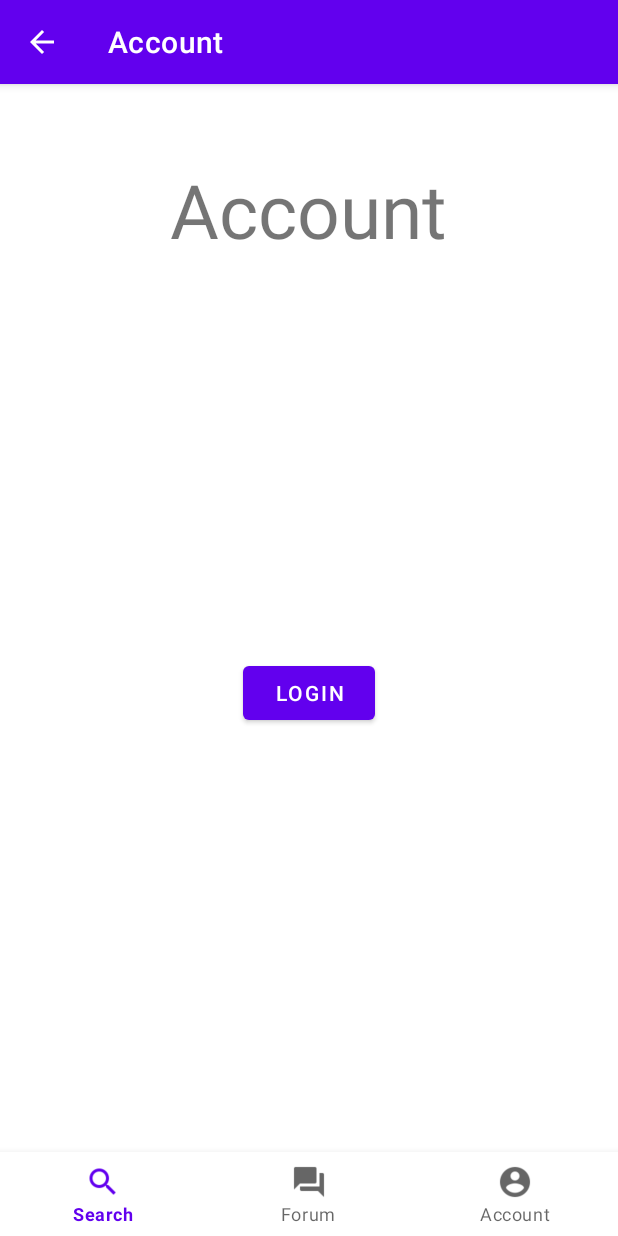
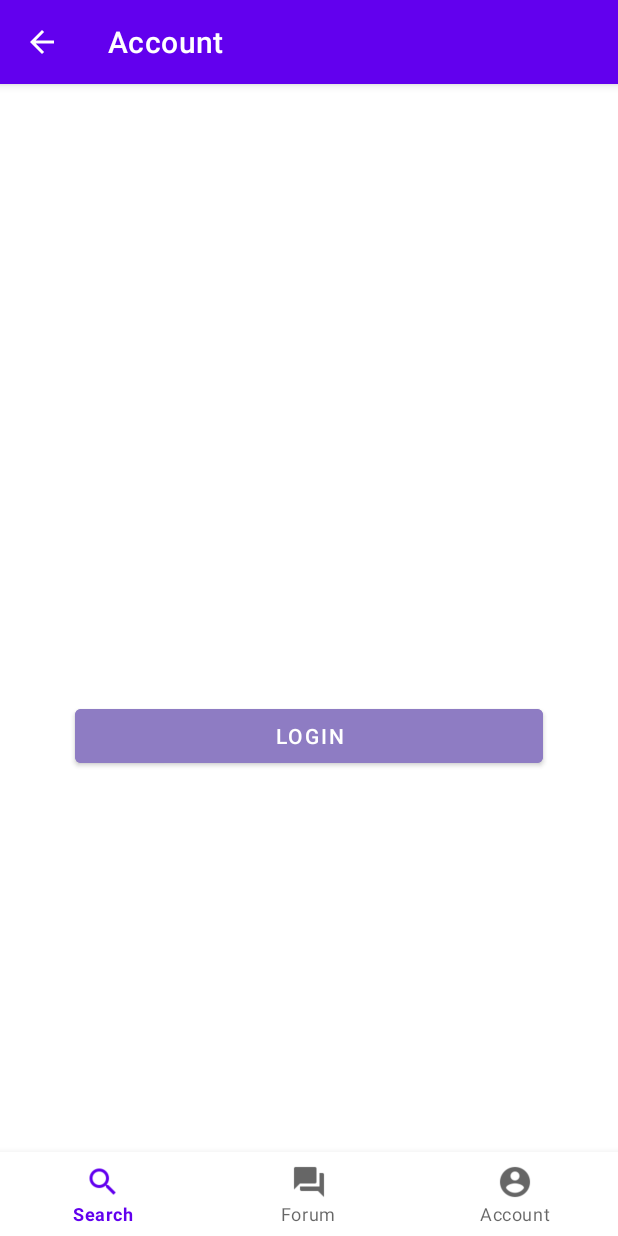
Before and after one commit to Juked16/cz2006-MedKit, an Android app: the AccountUI screen opened directly, with no data from a screen before it, on a phone screen of 412 x 824 dp. Run offline under Robolectric (Android 15) with nearby library versions, the phone set to English and light mode, and no system bars; libraries missing offline, so code that uses them is left out: javax.activation, javax.mail, javax.mail.internet.

Commit message:
Account & Login UI changes

```diff
--- a/Medkit2006/app/src/main/java/com/example/medkit2006/MainActivity.java
+++ b/Medkit2006/app/src/main/java/com/example/medkit2006/MainActivity.java
@@ -20,6 +20,7 @@ import com.example.medkit2006.boundary.AccountUI;
 import com.example.medkit2006.boundary.BookmarkUI;
 import com.example.medkit2006.boundary.ChatUsersUI;
 import com.example.medkit2006.boundary.ForumUI;
+import com.example.medkit2006.boundary.LoginUI;
 import com.example.medkit2006.boundary.SearchUI;
 import com.example.medkit2006.control.AccountMgr;
 import com.example.medkit2006.control.BookmarkMgr;
@@ -62,7 +63,7 @@ public class MainActivity extends AppCompatActivity {
                         startActivity(i);
                         break;
                     case R.id.nav_account:
-                        i = new Intent(getApplicationContext(), AccountUI.class);
+                        i = new Intent(getApplicationContext(), MainActivity.accountMgr.isLoggedIn()? AccountUI.class: LoginUI.class);
                         startActivity(i);
                         break;
                 }
--- a/Medkit2006/app/src/main/java/com/example/medkit2006/boundary/AccountSettingsUI.java
+++ b/Medkit2006/app/src/main/java/com/example/medkit2006/boundary/AccountSettingsUI.java
@@ -35,7 +35,7 @@ public class AccountSettingsUI extends AppCompatActivity {
     @Override
     protected void onCreate(@Nullable Bundle savedInstanceState) {
         super.onCreate(savedInstanceState);
-        setContentView(R.layout.accountsettings);
+        setContentView(R.layout.activity_accountsettings);
     }
 
     @Override
--- a/Medkit2006/app/src/main/java/com/example/medkit2006/boundary/AccountUI.java
+++ b/Medkit2006/app/src/main/java/com/example/medkit2006/boundary/AccountUI.java
@@ -14,6 +14,7 @@ import androidx.core.app.NavUtils;
 
 import com.example.medkit2006.MainActivity;
 import com.example.medkit2006.R;
+import com.example.medkit2006.entity.Bookmark;
 import com.example.medkit2006.entity.User;
 import com.google.android.material.bottomnavigation.BottomNavigationView;
 import com.google.android.material.navigation.NavigationBarView;
@@ -30,9 +31,10 @@ public class AccountUI extends AppCompatActivity {
     @Override
     protected void onCreate(@Nullable Bundle savedInstanceState) {
         super.onCreate(savedInstanceState);
-        setContentView(R.layout.account);
-        BottomNavigationView btmNav = new BottomNavigationView(this);
-        btmNav = findViewById(R.id.navigation);
+        setContentView(R.layout.activity_account);
+
+        BottomNavigationView btmNav = findViewById(R.id.navigation);
+        btmNav.getMenu().clear();
         btmNav.inflateMenu(R.menu.bottom_navigation);
         btmNav.setOnItemSelectedListener(new NavigationBarView.OnItemSelectedListener() {
             @Override
@@ -48,14 +50,13 @@ public class AccountUI extends AppCompatActivity {
                         startActivity(i);
                         break;
                     case R.id.nav_account:
-                        i = new Intent(getApplicationContext(), AccountUI.class);
+                        i = new Intent(getApplicationContext(), MainActivity.accountMgr.isLoggedIn()? AccountUI.class: LoginUI.class);
                         startActivity(i);
                         break;
                 }
                 return false;
             }
         });
-
     }
 
 
@@ -72,16 +73,25 @@ public class AccountUI extends AppCompatActivity {
                 Intent intent = new Intent(this, AccountSettingsUI.class);
                 startActivity(intent);
             });
+
             findViewById(R.id.accountChangePwBtn).setVisibility(View.VISIBLE);
             findViewById(R.id.accountChangePwBtn).setOnClickListener(btn -> {
                 Intent intent = new Intent(this, ForgetPwUI.class);
                 intent.putExtra("ChangePassword", true);
                 startActivity(intent);
             });
+
             ((Button) findViewById(R.id.accountLoginBtn)).setText("Logout");
-            findViewById(R.id.accountToMainBtn).setVisibility(View.VISIBLE);
-            findViewById(R.id.accountToMainBtn).setOnClickListener(btn -> {
-                Intent intent = new Intent(this, MainActivity.class);
+
+            findViewById(R.id.accountToChatBtn).setVisibility(View.VISIBLE);
+            findViewById(R.id.accountToChatBtn).setOnClickListener(btn -> {
+                Intent intent = new Intent(this, ChatUsersUI.class);
+                startActivity(intent);
+            });
+
+            findViewById(R.id.accountToBookmarkBtn).setVisibility(View.VISIBLE);
+            findViewById(R.id.accountToBookmarkBtn).setOnClickListener(btn -> {
+                Intent intent = new Intent(this, BookmarkUI.class);
                 startActivity(intent);
             });
         }
--- a/Medkit2006/app/src/main/java/com/example/medkit2006/boundary/LoginUI.java
+++ b/Medkit2006/app/src/main/java/com/example/medkit2006/boundary/LoginUI.java
@@ -17,7 +17,7 @@ public class LoginUI extends AppCompatActivity {
     @Override
     protected void onCreate(@Nullable Bundle savedInstanceState) {
         super.onCreate(savedInstanceState);
-        setContentView(R.layout.login);
+        setContentView(R.layout.activity_login);
     }
 
     @Override
--- a/Medkit2006/app/src/main/res/layout/account.xml
+++ /dev/null
@@ -1,84 +0,0 @@
-<?xml version="1.0" encoding="utf-8"?>
-<RelativeLayout xmlns:android="http://schemas.android.com/apk/res/android"
-    android:layout_width="match_parent"
-    android:layout_height="match_parent">
-
-    <com.google.android.material.bottomnavigation.BottomNavigationView xmlns:app="http://schema.android.com/apk/res/res-auto"
-        android:id="@+id/navigation"
-        android:layout_width="match_parent"
-        android:layout_height="56dp"
-        android:layout_alignParentBottom="true"
-        android:layout_gravity="start"
-        app:menu="@menu/bottom_navigation" />
-
-    <TextView
-        android:id="@+id/accountHeader"
-        android:layout_width="wrap_content"
-        android:layout_height="wrap_content"
-        android:layout_centerHorizontal="true"
-        android:layout_marginTop="50dp"
-        android:layout_marginEnd="159dp"
-        android:text="Account"
-        android:textSize="50sp" />
-
-    <TextView
-        android:id="@+id/accountName"
-        android:layout_width="wrap_content"
-        android:layout_height="wrap_content"
-        android:layout_below="@+id/accountHeader"
-        android:layout_centerHorizontal="true"
-        android:layout_marginTop="50dp"
-        android:text="" />
-
-    <TextView
-        android:id="@+id/accountEmail"
-        android:layout_width="wrap_content"
-        android:layout_height="wrap_content"
-        android:layout_below="@+id/accountName"
-        android:layout_centerHorizontal="true"
-        android:layout_marginTop="20dp"
-        android:text="" />
-
-    <Button
-        android:id="@+id/accountToMainBtn"
-        android:layout_width="wrap_content"
-        android:layout_height="wrap_content"
-        android:layout_below="@+id/accountLoginBtn"
-        android:layout_centerHorizontal="true"
-        android:layout_marginTop="20dp"
-        android:text="Main Menu"
-        android:visibility="invisible" />
-
-    <Button
-        android:id="@+id/accountToSettingsBtn"
-        android:layout_width="wrap_content"
-        android:layout_height="wrap_content"
-        android:layout_below="@+id/accountEmail"
-        android:layout_centerHorizontal="true"
-        android:layout_marginTop="20dp"
-        android:text="@string/btn_settings"
-        android:visibility="invisible" />
-
-    <Button
-        android:id="@+id/accountChangePwBtn"
-        android:layout_width="wrap_content"
-        android:layout_height="wrap_content"
-        android:layout_below="@+id/accountToSettingsBtn"
-        android:layout_centerHorizontal="true"
-        android:layout_marginTop="20dp"
-        android:text="Change Password"
-        android:textAllCaps="false"
-        android:visibility="invisible" />
-
-    <Button
-        android:id="@+id/accountLoginBtn"
-        android:layout_width="wrap_content"
-        android:layout_height="wrap_content"
-        android:layout_below="@+id/accountChangePwBtn"
-        android:layout_centerHorizontal="true"
-        android:layout_marginTop="20dp"
-        android:onClick="toLogin"
-        android:text="@string/btn_login" />
-
-
-</RelativeLayout>
--- /dev/null
+++ b/Medkit2006/app/src/main/res/layout/activity_account.xml
@@ -0,0 +1,103 @@
+<?xml version="1.0" encoding="utf-8"?>
+<RelativeLayout xmlns:android="http://schemas.android.com/apk/res/android"
+    android:layout_width="match_parent"
+    android:layout_height="match_parent">
+
+    <com.google.android.material.bottomnavigation.BottomNavigationView xmlns:app="http://schema.android.com/apk/res/res-auto"
+        android:id="@+id/navigation"
+        android:layout_width="match_parent"
+        android:layout_height="56dp"
+        android:layout_alignParentBottom="true"
+        android:layout_gravity="start"
+        app:menu="@menu/bottom_navigation" />
+
+    <TextView
+        android:id="@+id/accountName"
+        android:layout_width="wrap_content"
+        android:layout_height="wrap_content"
+        android:textSize="20dp"
+        android:textStyle="bold"
+        android:layout_alignParentLeft="true"
+        android:layout_marginStart="50dp"
+        android:layout_marginTop="50dp"
+        android:text="" />
+
+    <TextView
+        android:id="@+id/accountEmail"
+        android:layout_width="wrap_content"
+        android:layout_height="wrap_content"
+        android:textSize="15dp"
+        android:layout_alignParentLeft="true"
+        android:layout_marginStart="50dp"
+        android:layout_below="@+id/accountName"
+        android:layout_marginTop="20dp"
+        android:text="" />
+
+    <Button
+        android:id="@+id/accountToSettingsBtn"
+        android:layout_below="@+id/accountEmail"
+        android:layout_width="match_parent"
+        android:layout_height="wrap_content"
+        android:layout_marginEnd="50dp"
+        android:layout_marginStart="50dp"
+        android:backgroundTint="#8e7cc3"
+        android:layout_alignParentLeft="true"
+        android:layout_marginTop="20dp"
+        android:text="Settings"
+        android:visibility="invisible" />
+
+    <Button
+        android:id="@+id/accountChangePwBtn"
+        android:layout_below="@+id/accountToSettingsBtn"
+        android:layout_width="match_parent"
+        android:layout_height="wrap_content"
+        android:layout_marginEnd="50dp"
+        android:layout_marginStart="50dp"
+        android:backgroundTint="#8e7cc3"
+        android:layout_alignParentLeft="true"
+        android:layout_marginTop="20dp"
+        android:text="Change Password"
+        android:visibility="invisible" />
+
+    <Button
+        android:id="@+id/accountToChatBtn"
+        android:layout_width="match_parent"
+        android:layout_height="wrap_content"
+        android:layout_below="@+id/accountChangePwBtn"
+        android:layout_alignParentLeft="true"
+        android:layout_marginStart="50dp"
+        android:layout_marginTop="20dp"
+        android:layout_marginEnd="50dp"
+        android:backgroundTint="#8e7cc3"
+        android:text="Chat"
+        android:visibility="invisible" />
+
+    <Button
+        android:id="@+id/accountToBookmarkBtn"
+        android:layout_below="@+id/accountToChatBtn"
+        android:layout_width="match_parent"
+        android:layout_height="wrap_content"
+        android:layout_marginEnd="50dp"
+        android:layout_marginStart="50dp"
+        android:backgroundTint="#8e7cc3"
+        android:layout_alignParentLeft="true"
+        android:layout_marginTop="20dp"
+        android:text="Bookmark"
+        android:visibility="invisible" />
+
+
+    <Button
+        android:id="@+id/accountLoginBtn"
+        android:layout_width="match_parent"
+        android:layout_height="wrap_content"
+        android:layout_below="@+id/accountToBookmarkBtn"
+        android:layout_alignParentLeft="true"
+        android:layout_marginStart="50dp"
+        android:layout_marginTop="20dp"
+        android:layout_marginEnd="50dp"
+        android:backgroundTint="#8e7cc3"
+        android:text="Login"
+        android:visibility="visible" />
+
+
+</RelativeLayout>
--- a/Medkit2006/app/src/main/res/layout/activity_post_detail.xml
+++ b/Medkit2006/app/src/main/res/layout/activity_post_detail.xml
@@ -33,7 +33,7 @@
             android:layout_width="wrap_content"
             android:layout_height="wrap_content"
             android:layout_marginTop="8dp"
-            android:text="@string/Post_forum_hint1"
+            android:text="Post by "
             android:background="#d5c9f8"
             android:textColor="#000"
             android:textSize="16sp" />
@@ -118,6 +118,7 @@
     <LinearLayout
         android:layout_width="match_parent"
         android:orientation="horizontal"
+        android:paddingTop="10dp"
         android:layout_height="wrap_content">
         <EditText
             android:layout_width="0dp"
--- a/Medkit2006/app/src/main/res/layout/medical_facility_layout.xml
+++ b/Medkit2006/app/src/main/res/layout/medical_facility_layout.xml
@@ -12,7 +12,7 @@
         android:layout_height="wrap_content"
         android:layout_alignParentStart="true"
         android:layout_alignParentTop="true"
-        app:cardBackgroundColor="#9DEFDC"
+        app:cardBackgroundColor="#d5c9f8"
         app:cardCornerRadius="10dp"
         android:clickable="true"
         android:foreground="?android:attr/selectableItemBackground"
@@ -31,8 +31,9 @@
                 android:padding="3sp"
                 android:text="@string/MF_name"
                 android:textColor="@color/black"
-                android:textSize="20sp"
+                android:textSize="18sp"
                 android:textStyle="bold" />
+
             <TextView
                 android:id="@+id/cardViewMFAdress"
                 android:layout_width="wrap_content"
@@ -107,6 +108,7 @@
                 android:layout_marginTop="5dp"
                 android:layout_marginBottom="10dp"
                 android:background="@drawable/rounded_corner_view"
+                android:backgroundTint="#8e7cc3"
                 android:padding="5sp"
                 android:text="@string/MF_type"
                 android:textColor="#263238"
```
Also changed, not shown: Medkit2006/app/src/main/java/com/example/medkit2006/boundary/FacilityDetailUI.java (+1 -7 lines), Medkit2006/app/src/main/java/com/example/medkit2006/boundary/ForumUI.java (+10 -3 lines), Medkit2006/app/src/main/java/com/example/medkit2006/boundary/SearchUI.java (+26 -0 lines), Medkit2006/app/src/main/res/layout/activity_login.xml (renamed from Medkit2006/app/src/main/res/layout/login.xml, +8 -12 lines), Medkit2006/app/src/main/res/layout/activity_search.xml (+37 -21 lines), Medkit2006/app/src/main/res/layout/feed_tile.xml (+5 -4 lines), Medkit2006/app/src/main/res/menu/drawer_menu.xml (+6 -2 lines), Medkit2006/app/src/main/res/layout/activity_accountsettings.xml (renamed from Medkit2006/app/src/main/res/layout/accountsettings.xml), Medkit2006/app/src/main/res/layout/activity_facility_detail.xml (renamed from Medkit2006/app/src/main/res/layout/facility_detail.xml).
